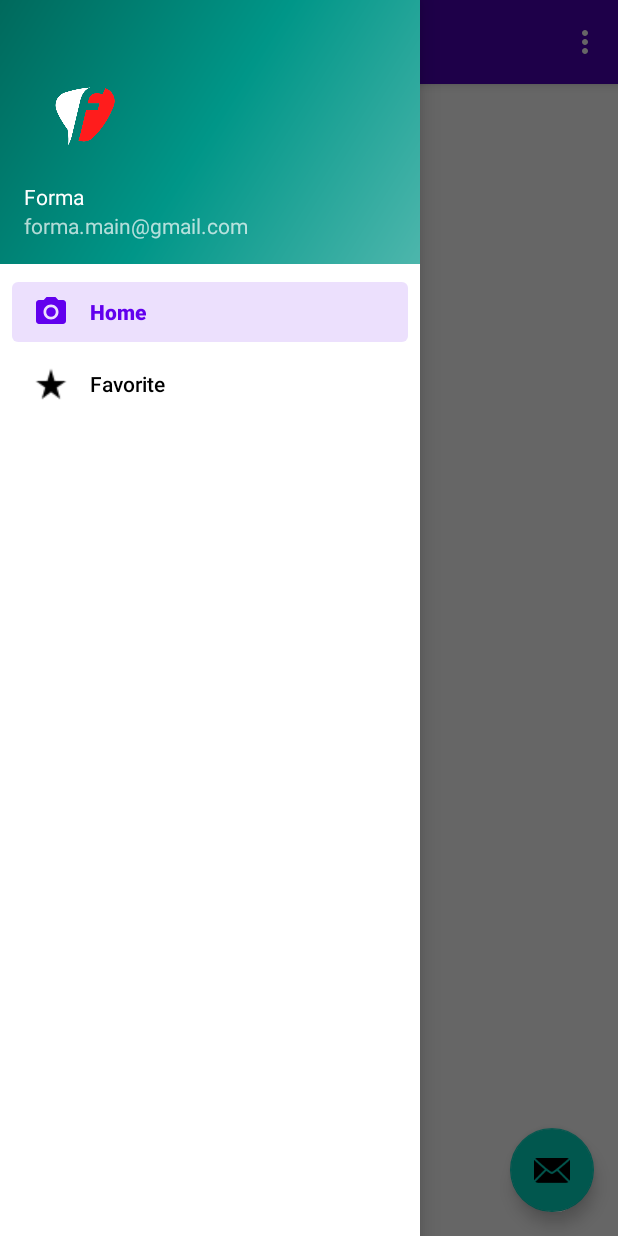
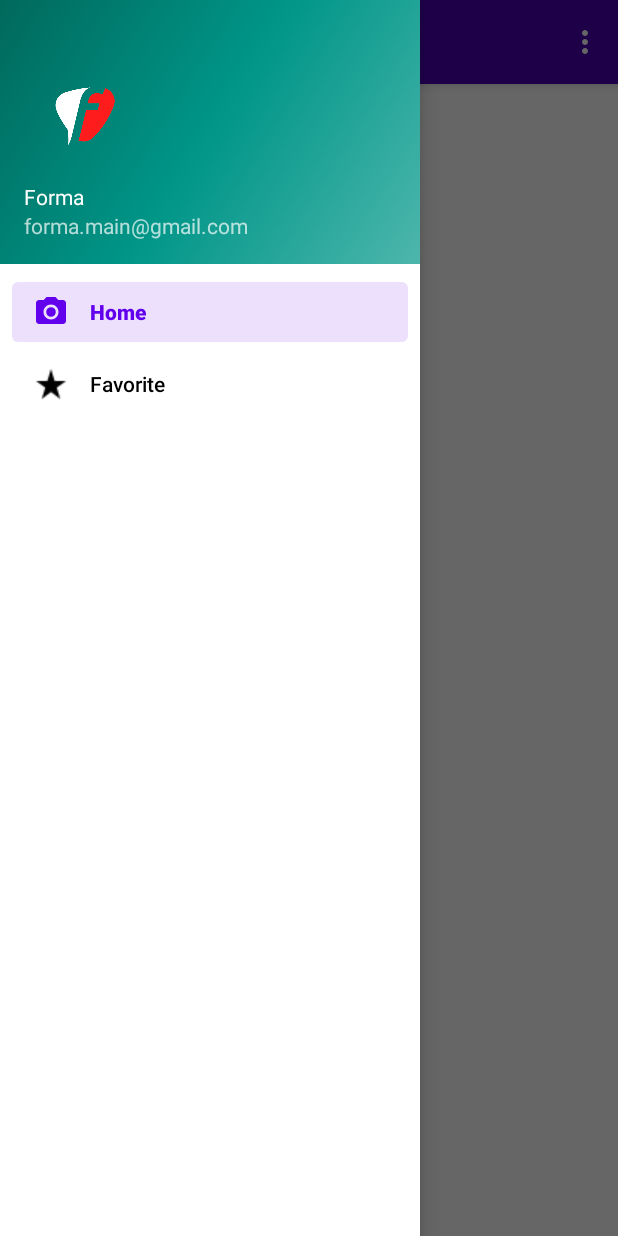
Before and after one commit to rfpg1/AntesDaCompra, an Android app: the screen it shows after launch (NavigationDrawer), with the side drawer open, on a phone screen of 412 x 824 dp. Run offline under Robolectric (Android 15) with nearby library versions, the phone set to English and light mode, and no system bars; our stand-ins replace Firebase (no records; nobody signed in at launch, a user with empty details on screens opened directly), navigation-ui; libraries missing offline, so code that uses them is left out: com.budiyev.android; 6 statements that could not run were skipped.

Commit message:
update 21/01 16:03

```diff
--- a/app/src/main/java/com/example/beforeyoubuy/NavigationDrawer.java
+++ b/app/src/main/java/com/example/beforeyoubuy/NavigationDrawer.java
@@ -28,14 +28,7 @@ public class NavigationDrawer extends AppCompatActivity {
         setContentView(R.layout.activity_navigation_drawer);
         Toolbar toolbar = findViewById(R.id.toolbar);
         setSupportActionBar(toolbar);
-        FloatingActionButton fab = findViewById(R.id.fab);
-        fab.setOnClickListener(new View.OnClickListener() {
-            @Override
-            public void onClick(View view) {
-                Snackbar.make(view, "Ir para activity de support", Snackbar.LENGTH_LONG)
-                        .setAction("Action", null).show();
-            }
-        });
+
         DrawerLayout drawer = findViewById(R.id.drawer_layout);
         NavigationView navigationView = findViewById(R.id.nav_view);
         // Passing each menu ID as a set of Ids because each
--- a/app/src/main/java/com/example/beforeyoubuy/ui/home/HomeFragment.java
+++ b/app/src/main/java/com/example/beforeyoubuy/ui/home/HomeFragment.java
@@ -1,5 +1,8 @@
 package com.example.beforeyoubuy.ui.home;
-
+//TODO
+// Base de dados dos favoritos
+// Ir verificar quando se dá scan se ele ta nos favoritos, para ver qual a imagem que aparece
+// Quando se clica na imagem ela alerar logo
 import android.app.Activity;
 import android.graphics.Color;
 import android.os.Bundle;
@@ -8,6 +11,7 @@ import android.view.LayoutInflater;
 import android.view.View;
 import android.view.ViewGroup;
 import android.widget.Button;
+import android.widget.ImageButton;
 import android.widget.ImageView;
 import androidx.appcompat.widget.Toolbar;
 
@@ -40,6 +44,7 @@ public class HomeFragment extends Fragment {
     private View root;
 
     private Activity activity;
+    private ImageButton imageButton;
 
     public View onCreateView(@NonNull LayoutInflater inflater,
                              ViewGroup container, Bundle savedInstanceState) {
@@ -67,6 +72,7 @@ public class HomeFragment extends Fragment {
             public void onClick(View view) {
                 imageView.setVisibility(View.INVISIBLE);
                 buttonHandler.invisible();
+                imageButton.setVisibility(View.INVISIBLE);
                 mCodeScanner.startPreview();
             }
         });
@@ -74,6 +80,8 @@ public class HomeFragment extends Fragment {
     }
 
     private void setUpScanner() {
+        this.imageButton = root.findViewById(R.id.favorite);
+        imageButton.setVisibility(View.INVISIBLE);
         this.imageView = root.findViewById(R.id.imageView);
         this.dataBaseHandler = new DataBaseHandler();
         button = root.findViewById(R.id.button);
@@ -101,6 +109,7 @@ public class HomeFragment extends Fragment {
                     imageView.setVisibility(View.VISIBLE);
                     imageView.setBackgroundColor(Color.TRANSPARENT);
                     buttonHandler.newProduct(p.get("name"));
+                    imageButton.setVisibility(View.VISIBLE);
                 }
             }
 
--- a/app/src/main/res/layout/app_bar_main.xml
+++ b/app/src/main/res/layout/app_bar_main.xml
@@ -22,12 +22,4 @@
 
     <include layout="@layout/content_main" />
 
-    <com.google.android.material.floatingactionbutton.FloatingActionButton
-        android:id="@+id/fab"
-        android:layout_width="wrap_content"
-        android:layout_height="wrap_content"
-        android:layout_gravity="bottom|end"
-        android:layout_margin="@dimen/fab_margin"
-        app:srcCompat="@android:drawable/ic_dialog_email" />
-
 </androidx.coordinatorlayout.widget.CoordinatorLayout>
```
Also changed, not shown: app/src/main/res/layout/fragment_home.xml (+11 -1 lines), app/src/main/res/drawable-v24/pre_favorite.png (added).
